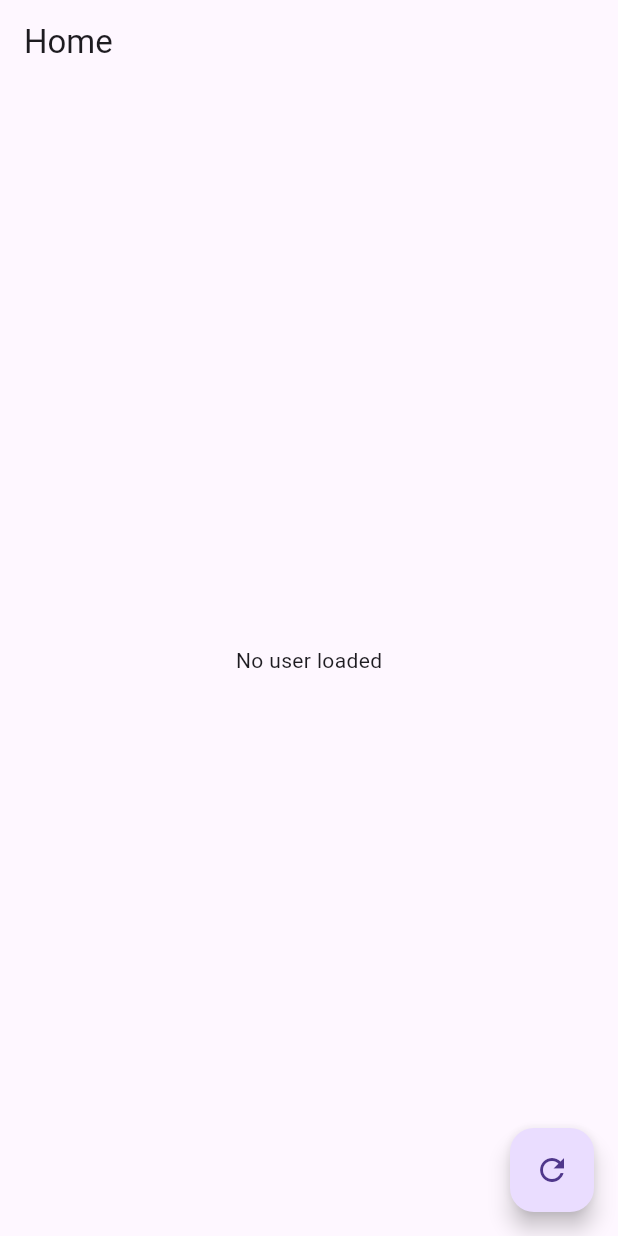
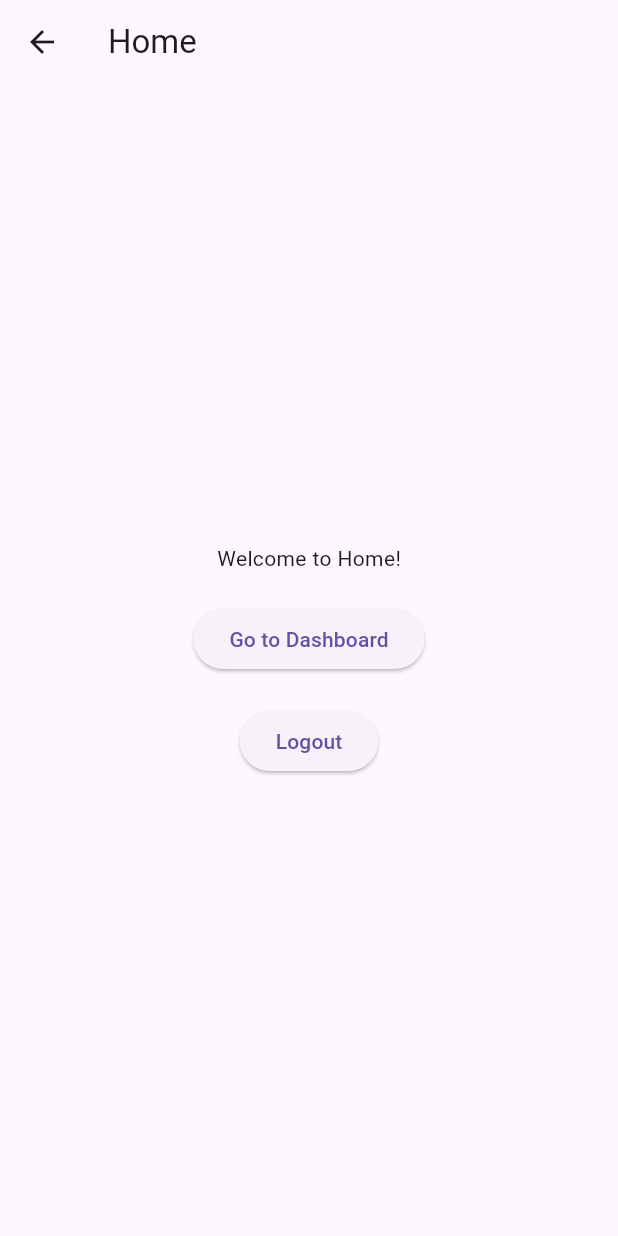
Before and after one commit to abc-medes/ate-flutter, a Flutter app: the HomeView screen opened directly, on a phone screen of 412 x 824 dp. Run offline on Flutter 3.47's test engine with Material 3 defaults, Android fonts, the phone set to English and light mode, and no system bars; our stand-ins replace go_router.

Commit message:
FEAT] auth routes and app routes with go router

```diff
--- a/lib/core/routes.dart
+++ b/lib/core/routes.dart
@@ -0,0 +1,49 @@
+import 'package:ate_project/core/services/auth_service.dart';
+import 'package:ate_project/presentation/views/home/home_view.dart';
+import 'package:go_router/go_router.dart';
+import 'package:provider/provider.dart';
+import '../presentation/views/auth/login_view.dart';
+// import '../presentation/views/auth/register_view.dart';
+// import '../presentation/views/app/dashboard_view.dart';
+
+class AppRouter {
+  static final GoRouter router = GoRouter(
+    redirect: (context, state) {
+      final authService = Provider.of<AuthService>(context, listen: false);
+      final isAuthenticated = authService.isAuthenticated;
+
+      final isAuthRoute = state.matchedLocation.startsWith('/auth');
+
+      if (!isAuthenticated && !isAuthRoute) {
+        return '/auth/login'; // Redirect unauthenticated users to login
+      }
+
+      if (isAuthenticated && isAuthRoute) {
+        return '/'; // Redirect authenticated users to home
+      }
+
+      return null; // No redirection needed
+    },
+    routes: [
+      // Authentication Routes
+      GoRoute(
+        path: '/auth/login',
+        builder: (context, state) => const LoginView(),
+      ),
+      // GoRoute(
+      //   path: '/auth/register',
+      //   builder: (context, state) => const RegisterView(),
+      // ),
+
+      // Application Routes
+      GoRoute(
+        path: '/',
+        builder: (context, state) => const HomeView(),
+      ),
+      // GoRoute(
+      //   path: '/dashboard',
+      //   builder: (context, state) => const DashboardView(),
+      // ),
+    ],
+  );
+}
--- /dev/null
+++ b/lib/core/services/auth_service.dart
@@ -0,0 +1,17 @@
+import 'package:flutter/material.dart';
+
+class AuthService extends ChangeNotifier {
+  bool _isAuthenticated = false;
+
+  bool get isAuthenticated => _isAuthenticated;
+
+  void login() {
+    _isAuthenticated = true;
+    notifyListeners();
+  }
+
+  void logout() {
+    _isAuthenticated = false;
+    notifyListeners();
+  }
+}
--- a/lib/presentation/views/home/home_view.dart
+++ b/lib/presentation/views/home/home_view.dart
@@ -1,32 +1,35 @@
+import 'package:ate_project/core/services/auth_service.dart';
 import 'package:flutter/material.dart';
+import 'package:go_router/go_router.dart';
 import 'package:provider/provider.dart';
-import 'home_view_model.dart';
 
 class HomeView extends StatelessWidget {
   const HomeView({super.key});
 
   @override
   Widget build(BuildContext context) {
-    final viewModel = Provider.of<HomeViewModel>(context);
-
     return Scaffold(
-      appBar: AppBar(title: Text('Home')),
+      appBar: AppBar(title: Text("Home")),
       body: Center(
-        child: viewModel.isLoading
-            ? CircularProgressIndicator()
-            : viewModel.user != null
-                ? Column(
-                    mainAxisAlignment: MainAxisAlignment.center,
-                    children: [
-                      Text("User: ${viewModel.user!.name}"),
-                      Text("Email: ${viewModel.user!.email}"),
-                    ],
-                  )
-                : Text("No user loaded"),
-      ),
-      floatingActionButton: FloatingActionButton(
-        onPressed: () => viewModel.loadUser("123"),
-        child: Icon(Icons.refresh),
+        child: Column(
+          mainAxisAlignment: MainAxisAlignment.center,
+          children: [
+            Text("Welcome to Home!"),
+            SizedBox(height: 20),
+            ElevatedButton(
+              onPressed: () => context.go('/dashboard'),
+              child: Text("Go to Dashboard"),
+            ),
+            SizedBox(height: 20),
+            ElevatedButton(
+              onPressed: () {
+                Provider.of<AuthService>(context, listen: false).logout();
+                context.go('/auth/login'); // Redirect to login on logout
+              },
+              child: Text("Logout"),
+            ),
+          ],
+        ),
       ),
     );
   }
--- a/pubspec.yaml
+++ b/pubspec.yaml
@@ -36,6 +36,7 @@ dependencies:
   cupertino_icons: ^1.0.8
   http: ^1.3.0
   provider: ^6.1.2
+  go_router: ^14.8.1
 
 dev_dependencies:
   flutter_test:
```
Also changed, not shown: lib/main.dart (+6 -6 lines), lib/presentation/views/auth/login_view.dart (added, +24 -0 lines).
